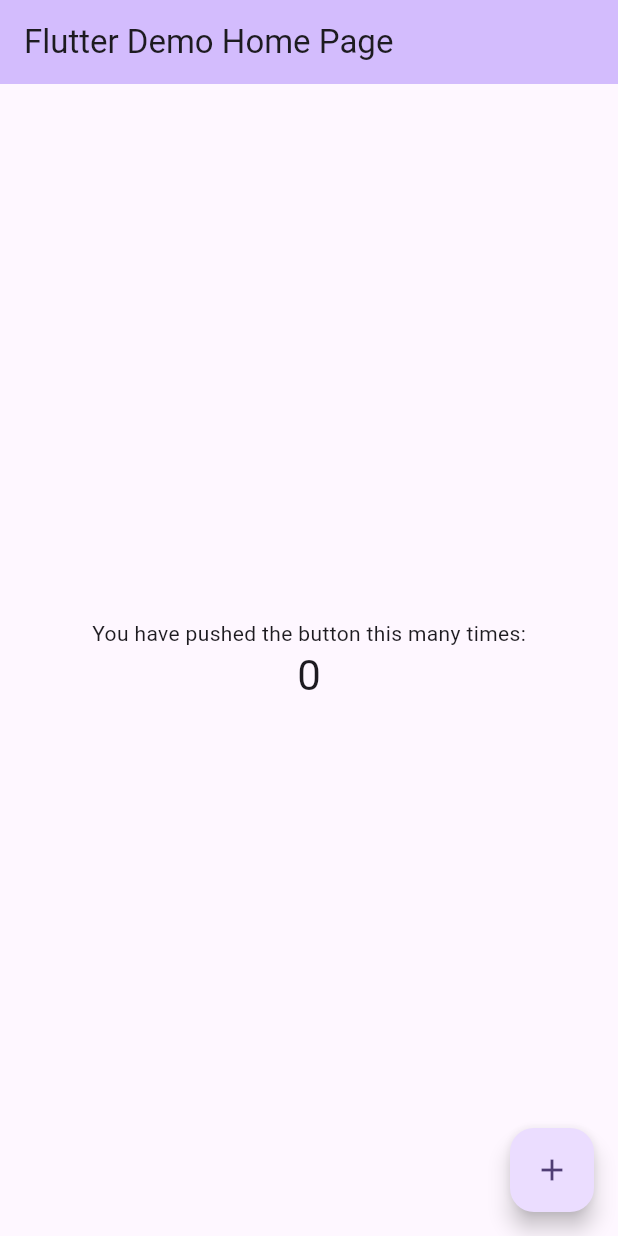
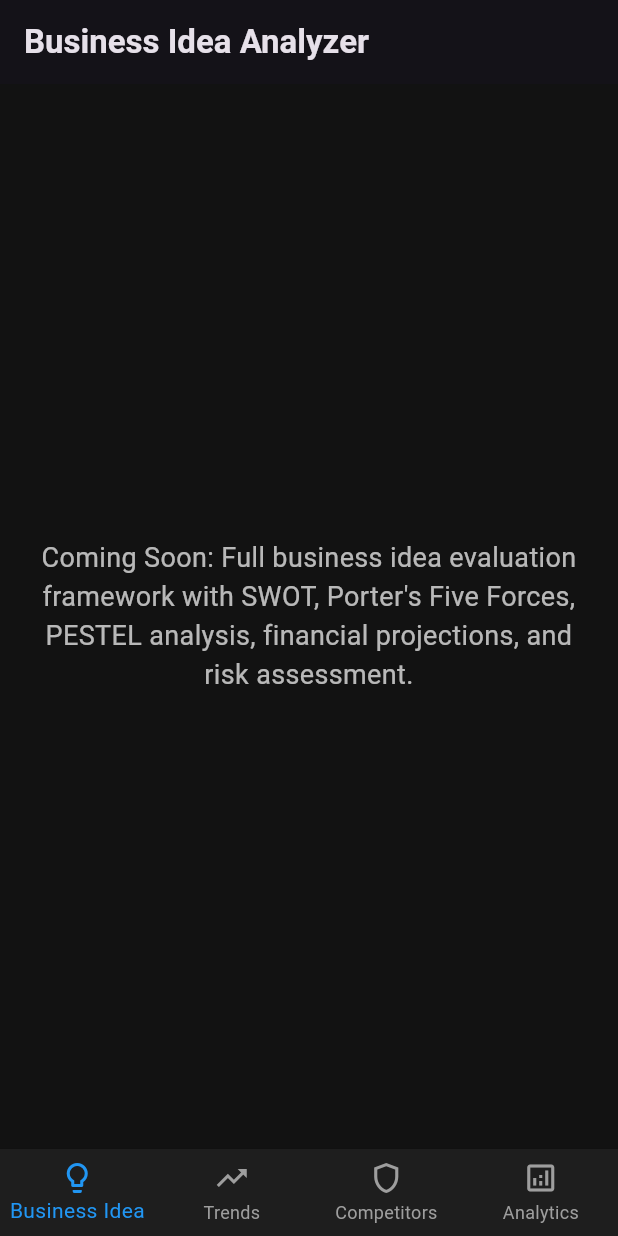
Before and after one commit to could-ai/019a4a35-1e6e-70ec-8606-6e5b597270fb, a Flutter app: the screen it shows after launch, on a phone screen of 412 x 824 dp. Run offline on Flutter 3.47's test engine with Material 3 defaults, Android fonts, the phone set to English and light mode, and no system bars.

Commit message:
I have updated the main application file to set up a dark theme and establish the HomeScreen as the entry point. The default counter application has been removed to make way for the new SaaS structure.; This new file creates the main navigation structure of the application. It includes a BottomNavigationBar to switch between the four core features: Business Idea Analyzer, Trend Analyzer, Competitor Analysis, and Analytics Dashboard. A PageView is used to manage the different screens.; This file introduces a placeholder screen for the Business Idea Analyzer. It sets up the basic UI that will later house the comprehensive evaluation framework, including SWOT analysis, financial projections, and other business assessment tools.; This new file creates a placeholder screen for the Trend Analyzer feature. This section will eventually provide real-time trend data from major platforms like Google and TikTok, helping users discover and validate business ideas based on current market interests.; This file sets up a placeholder screen for the Competitor Analysis tool. In the future, this section will integrate with SEO tools like Semrush or Ahrefs to offer in-depth analysis of competitors, including their keyword strategies and backlink profiles.; This new file creates a placeholder screen for the Analytics Dashboard. This area will display key metrics and visualizations related to content generation, user engagement, and SEO scores, providing users with actionable insights into their performance.

```diff
--- a/usr/lib/main.dart
+++ b/usr/lib/main.dart
@@ -1,4 +1,5 @@
 import 'package:flutter/material.dart';
+import 'package:couldai_user_app/screens/home_screen.dart';
 
 void main() {
   runApp(const MyApp());
@@ -7,114 +8,47 @@ void main() {
 class MyApp extends StatelessWidget {
   const MyApp({super.key});
 
-  // This widget is the root of your application.
   @override
   Widget build(BuildContext context) {
     return MaterialApp(
-      title: 'Flutter Demo',
+      title: 'SaaS Business Suite',
       debugShowCheckedModeBanner: false,
-      theme: ThemeData(
-        // This is the theme of your application.
-        //
-        // TRY THIS: Try running your application with "flutter run". You'll see
-        // the application has a purple toolbar. Then, without quitting the app,
-        // try changing the seedColor in the colorScheme below to Colors.green
-        // and then invoke "hot reload" (save your changes or press the "hot
-        // reload" button in a Flutter-supported IDE, or press "r" if you used
-        // the command line to start the app).
-        //
-        // Notice that the counter didn't reset back to zero; the application
-        // state is not lost during the reload. To reset the state, use hot
-        // restart instead.
-        //
-        // This works for code too, not just values: Most code changes can be
-        // tested with just a hot reload.
-        colorScheme: ColorScheme.fromSeed(seedColor: Colors.deepPurple),
+      theme: ThemeData.dark().copyWith(
+        primaryColor: Colors.blue,
+        scaffoldBackgroundColor: const Color(0xFF121212),
+        cardColor: const Color(0xFF1E1E1E),
+        textTheme: const TextTheme(
+          bodyLarge: TextStyle(color: Colors.white),
+          bodyMedium: TextStyle(color: Colors.white70),
+          titleLarge: TextStyle(color: Colors.white, fontWeight: FontWeight.bold),
+        ),
+        bottomNavigationBarTheme: const BottomNavigationBarThemeData(
+          backgroundColor: Color(0xFF1E1E1E),
+          selectedItemColor: Colors.blue,
+          unselectedItemColor: Colors.grey,
+        ),
+        inputDecorationTheme: InputDecorationTheme(
+          border: OutlineInputBorder(
+            borderRadius: BorderRadius.circular(8.0),
+            borderSide: const BorderSide(color: Colors.grey),
+          ),
+          focusedBorder: OutlineInputBorder(
+            borderRadius: BorderRadius.circular(8.0),
+            borderSide: const BorderSide(color: Colors.blue),
+          ),
+          labelStyle: const TextStyle(color: Colors.white70),
+        ),
+        elevatedButtonTheme: ElevatedButtonThemeData(
+          style: ElevatedButton.styleFrom(
+            backgroundColor: Colors.blue,
+            foregroundColor: Colors.white,
+            shape: RoundedRectangleBorder(
+              borderRadius: BorderRadius.circular(8.0),
+            ),
+          ),
+        ),
       ),
-      home: const MyHomePage(title: 'Flutter Demo Home Page'),
+      home: const HomeScreen(),
     );
   }
 }
-
-class MyHomePage extends StatefulWidget {
-  const MyHomePage({super.key, required this.title});
-
-  // This widget is the home page of your application. It is stateful, meaning
-  // that it has a State object (defined below) that contains fields that affect
-  // how it looks.
-
-  // This class is the configuration for the state. It holds the values (in this
-  // case the title) provided by the parent (in this case the App widget) and
-  // used by the build method of the State. Fields in a Widget subclass are
-  // always marked "final".
-
-  final String title;
-
-  @override
-  State<MyHomePage> createState() => _MyHomePageState();
-}
-
-class _MyHomePageState extends State<MyHomePage> {
-  int _counter = 0;
-
-  void _incrementCounter() {
-    setState(() {
-      // This call to setState tells the Flutter framework that something has
-      // changed in this State, which causes it to rerun the build method below
-      // so that the display can reflect the updated values. If we changed
-      // _counter without calling setState(), then the build method would not be
-      // called again, and so nothing would appear to happen.
-      _counter++;
-    });
-  }
-
-  @override
-  Widget build(BuildContext context) {
-    // This method is rerun every time setState is called, for instance as done
-    // by the _incrementCounter method above.
-    //
-    // The Flutter framework has been optimized to make rerunning build methods
-    // fast, so that you can just rebuild anything that needs updating rather
-    // than having to individually change instances of widgets.
-    return Scaffold(
-      appBar: AppBar(
-        // TRY THIS: Try changing the color here to a specific color (to
-        // Colors.amber, perhaps?) and trigger a hot reload to see the AppBar
-        // change color while the other colors stay the same.
-        backgroundColor: Theme.of(context).colorScheme.inversePrimary,
-        // Here we take the value from the MyHomePage object that was created by
-        // the App.build method, and use it to set our appbar title.
-        title: Text(widget.title),
-      ),
-      body: Center(
-        // Center is a layout widget. It takes a single child and positions it
-        // in the middle of the parent.
-        child: Column(
-          // Column is also a layout widget. It takes a list of children and
-          // arranges them vertically. By default, it sizes itself to fit its
-          // children horizontally, and tries to be as tall as its parent.
-          //
-          // Column has various properties to control how it sizes itself and
-          // how it positions its children. Here we use mainAxisAlignment to
-          // center the children vertically; the main axis here is the vertical
-          // axis because Columns are vertical (the cross axis would be
-          // horizontal).
-          //
-          // TRY THIS: Invoke "debug painting" (choose the "Toggle Debug Paint"
-          // action in the IDE, or press "p" in the console), to see the
-          // wireframe for each widget.
-          mainAxisAlignment: MainAxisAlignment.center,
-          children: <Widget>[
-            const Text('You have pushed the button this many times:'),
-            Text('$_counter', style: Theme.of(context).textTheme.headlineMedium),
-          ],
-        ),
-      ),
-      floatingActionButton: FloatingActionButton(
-        onPressed: _incrementCounter,
-        tooltip: 'Increment',
-        child: const Icon(Icons.add),
-      ), // This trailing comma makes auto-formatting nicer for build methods.
-    );
-  }
-}
--- /dev/null
+++ b/usr/lib/screens/business_idea_analyzer_screen.dart
@@ -0,0 +1,24 @@
+import 'package:flutter/material.dart';
+
+class BusinessIdeaAnalyzerScreen extends StatelessWidget {
+  const BusinessIdeaAnalyzerScreen({super.key});
+
+  @override
+  Widget build(BuildContext context) {
+    return Scaffold(
+      appBar: AppBar(
+        title: const Text('Business Idea Analyzer'),
+      ),
+      body: const Center(
+        child: Padding(
+          padding: EdgeInsets.all(16.0),
+          child: Text(
+            'Coming Soon: Full business idea evaluation framework with SWOT, Porter\'s Five Forces, PESTEL analysis, financial projections, and risk assessment.',
+            textAlign: TextAlign.center,
+            style: TextStyle(fontSize: 18),
+          ),
+        ),
+      ),
+    );
+  }
+}
--- /dev/null
+++ b/usr/lib/screens/home_screen.dart
@@ -0,0 +1,79 @@
+import 'package:flutter/material.dart';
+import 'package:couldai_user_app/screens/business_idea_analyzer_screen.dart';
+import 'package:couldai_user_app/screens/trend_analyzer_screen.dart';
+import 'package:couldai_user_app/screens/competitor_analysis_screen.dart';
+import 'package:couldai_user_app/screens/analytics_dashboard_screen.dart';
+
+class HomeScreen extends StatefulWidget {
+  const HomeScreen({super.key});
+
+  @override
+  State<HomeScreen> createState() => _HomeScreenState();
+}
+
+class _HomeScreenState extends State<HomeScreen> {
+  int _selectedIndex = 0;
+  final PageController _pageController = PageController();
+
+  final List<Widget> _screens = [
+    const BusinessIdeaAnalyzerScreen(),
+    const TrendAnalyzerScreen(),
+    const CompetitorAnalysisScreen(),
+    const AnalyticsDashboardScreen(),
+  ];
+
+  void _onItemTapped(int index) {
+    setState(() {
+      _selectedIndex = index;
+      _pageController.animateToPage(
+        index,
+        duration: const Duration(milliseconds: 300),
+        curve: Curves.easeInOut,
+      );
+    });
+  }
+
+  @override
+  void dispose() {
+    _pageController.dispose();
+    super.dispose();
+  }
+
+  @override
+  Widget build(BuildContext context) {
+    return Scaffold(
+      body: PageView(
+        controller: _pageController,
+        onPageChanged: (index) {
+          setState(() {
+            _selectedIndex = index;
+          });
+        },
+        children: _screens,
+      ),
+      bottomNavigationBar: BottomNavigationBar(
+        items: const <BottomNavigationBarItem>[
+          BottomNavigationBarItem(
+            icon: Icon(Icons.lightbulb_outline),
+            label: 'Business Idea',
+          ),
+          BottomNavigationBarItem(
+            icon: Icon(Icons.trending_up),
+            label: 'Trends',
+          ),
+          BottomNavigationBarItem(
+            icon: Icon(Icons.shield_outlined),
+            label: 'Competitors',
+          ),
+          BottomNavigationBarItem(
+            icon: Icon(Icons.analytics_outlined),
+            label: 'Analytics',
+          ),
+        ],
+        currentIndex: _selectedIndex,
+        onTap: _onItemTapped,
+        type: BottomNavigationBarType.fixed,
+      ),
+    );
+  }
+}
```
Also changed, not shown: usr/lib/screens/analytics_dashboard_screen.dart (added, +24 -0 lines), usr/lib/screens/competitor_analysis_screen.dart (added, +24 -0 lines), usr/lib/screens/trend_analyzer_screen.dart (added, +24 -0 lines).
